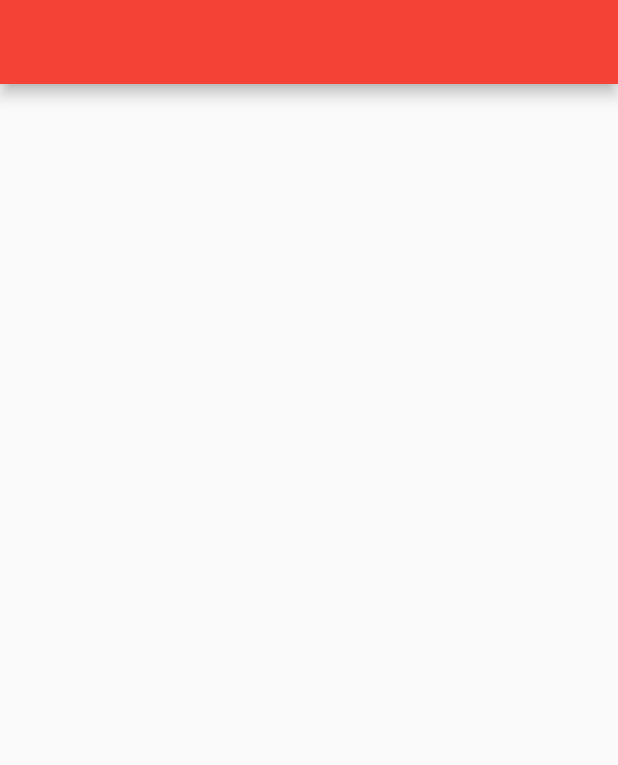
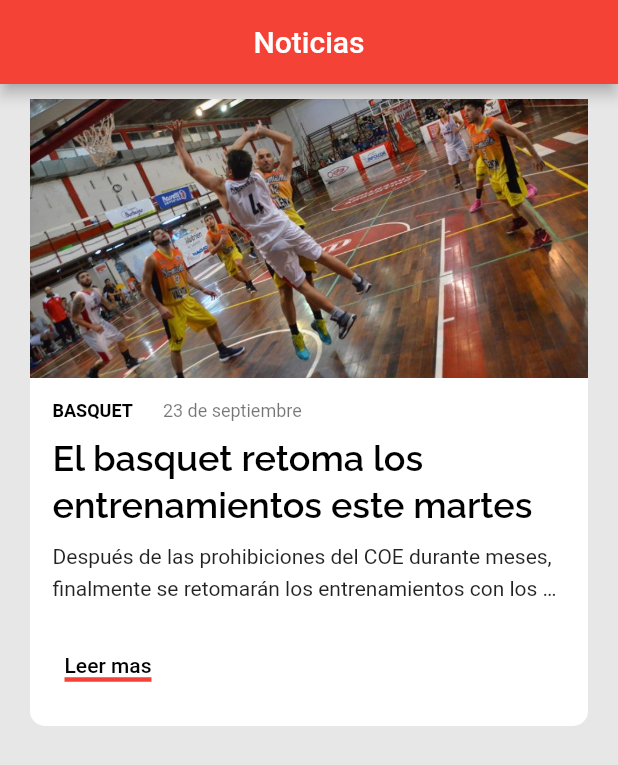
Before and after one commit to TomiHoltz/ClubApp, a Flutter app: the screen it shows after launch, on a phone screen of 412 x 824 dp. Shown: the top 765 px of the screen. Run offline on Flutter 3.47's test engine with Material 2 defaults, Android fonts, the phone set to English and light mode, and no system bars; our stand-ins replace splashscreen.

Commit message:
NewCard UI

```diff
--- /dev/null
+++ b/lib/News/model/New.dart
@@ -0,0 +1,5 @@
+class New {
+  final String date, title, description, image, section;
+
+  New({this.title, this.date, this.description, this.image, this.section});
+}
--- /dev/null
+++ b/lib/News/ui/screens/news_screen.dart
@@ -0,0 +1,38 @@
+import 'package:arg_msjz/News/model/New.dart';
+import 'package:arg_msjz/News/ui/widgets/new_card.dart';
+import 'package:arg_msjz/constants.dart';
+import 'package:flutter/material.dart';
+
+class NewsScreen extends StatelessWidget {
+  @override
+  Widget build(BuildContext context) {
+    return Scaffold(
+      appBar: AppBar(
+        centerTitle: true,
+        title: Text("Noticias"),
+      ),
+      body: Padding(
+        padding: const EdgeInsets.only(
+            left: kDefaultPadding,
+            right: kDefaultPadding),
+        child: Container(
+          child: SingleChildScrollView(
+            child: Column(
+              children: [
+                NewCard(
+                  newForThisCard: New(
+                    title: "El basquet retoma los entrenamientos este martes",
+                    image: "assets/basq.jpg",
+                    description: "Después de las prohibiciones del COE durante meses, finalmente se retomarán los entrenamientos con los siguientes protocolos.",
+                    date: "23 de septiembre",
+                    section: "Basquet"
+                  ),
+                ),
+              ],
+            ),
+          ),
+        ),
+      ),
+    );
+  }
+}
--- /dev/null
+++ b/lib/News/ui/widgets/new_card.dart
@@ -0,0 +1,95 @@
+import 'package:arg_msjz/News/model/New.dart';
+import 'package:flutter/material.dart';
+
+import '../../../constants.dart';
+
+class NewCard extends StatelessWidget {
+  final New newForThisCard;
+
+  NewCard({@required this.newForThisCard});
+
+  @override
+  Widget build(BuildContext context) {
+    return Padding(
+        padding: const EdgeInsets.only(
+            top: kDefaultPadding / 2, bottom: kDefaultPadding / 2),
+        child: Column(
+          children: [
+            //Image
+            AspectRatio(
+                aspectRatio: 2.0,
+                child: Image.asset(
+                  newForThisCard.image,
+                  fit: BoxFit.cover,
+                )),
+            //Post Information
+            Container(
+              padding: EdgeInsets.all(kDefaultPadding * 0.75),
+              decoration: BoxDecoration(
+                  color: Colors.white,
+                  borderRadius: BorderRadius.only(
+                      bottomLeft: Radius.circular(10.0),
+                      bottomRight: Radius.circular(10.0))),
+              child: Column(
+                crossAxisAlignment: CrossAxisAlignment.start,
+                children: [
+                  //Section and Date
+                  Row(
+                    crossAxisAlignment: CrossAxisAlignment.start,
+                    children: [
+                      Text(
+                        newForThisCard.section.toUpperCase(),
+                        style: TextStyle(
+                          color: kDarkBlackColor,
+                          fontSize: 12.0,
+                          fontWeight: FontWeight.bold,
+                        ),
+                      ),
+                      SizedBox(width: kDefaultPadding),
+                      Text(newForThisCard.date,
+                          style: Theme.of(context).textTheme.caption),
+                    ],
+                  ),
+                  //Title
+                  Padding(
+                    padding: const EdgeInsets.symmetric(vertical: 8.0),
+                    child: Text(
+                        newForThisCard.title,
+                        maxLines: 2,
+                        overflow: TextOverflow.ellipsis,
+                        style: TextStyle(
+                            fontSize: 24.0,
+                            color: kDarkBlackColor,
+                            fontFamily: 'Raleway',
+                            height: 1.3,
+                            fontWeight: FontWeight.w600)),
+                  ),
+                  //Description
+                  Text(
+                    newForThisCard.description,
+                    maxLines: 2,
+                    overflow: TextOverflow.ellipsis,
+                    style: TextStyle(height: 1.5),
+                  ),
+                  //Read more button
+                  SizedBox(height: kDefaultPadding),
+                  TextButton(
+                    child: Container(
+                      decoration: BoxDecoration(
+                          border: Border(
+                              bottom:
+                                  BorderSide(color: kPrimaryColor, width: 3))),
+                      child: Text(
+                        "Leer mas",
+                        style: TextStyle(color: kDarkBlackColor),
+                      ),
+                    ),
+                    onPressed: () {},
+                  )
+                ],
+              ),
+            ),
+          ],
+        ));
+  }
+}
--- a/lib/club_home.dart
+++ b/lib/club_home.dart
@@ -1,10 +1,11 @@
+import 'package:arg_msjz/News/ui/screens/news_screen.dart';
 import 'package:flutter/material.dart';
 
 class ClubHome extends StatelessWidget {
   @override
   Widget build(BuildContext context) {
     return Scaffold(
-      appBar: AppBar(),
+      body: NewsScreen(),
     );
   }
 }
--- a/lib/constants.dart
+++ b/lib/constants.dart
@@ -6,4 +6,6 @@ const clubShieldPhotoPath = "assets/arg.png";
 
 const kPrimaryColor = Colors.red;
 const kSecondaryColor = Colors.white;
-const kAccentColor = Colors.black;
+const kDarkBlackColor = Colors.black;
+
+const kDefaultPadding = 20.0;
--- a/lib/main.dart
+++ b/lib/main.dart
@@ -1,9 +1,16 @@
 import 'package:arg_msjz/constants.dart';
 import 'package:arg_msjz/splash_screen_page.dart';
 import 'package:flutter/material.dart';
+import 'package:flutter/services.dart';
+
+
 
 void main() {
-  runApp(MyApp());
+  WidgetsFlutterBinding.ensureInitialized();
+  SystemChrome.setPreferredOrientations([DeviceOrientation.portraitUp, DeviceOrientation.portraitDown])
+    .then((_) {
+      runApp(new MyApp());
+    });
 }
 
 class MyApp extends StatelessWidget {
@@ -11,10 +18,11 @@ class MyApp extends StatelessWidget {
   @override
   Widget build(BuildContext context) {
     return MaterialApp(
-      title: 'Flutter Demo',
+      debugShowCheckedModeBanner: false,
+      title: clubName,
       theme: ThemeData(
         primarySwatch: kPrimaryColor,
-        accentColor: kSecondaryColor
+        scaffoldBackgroundColor: Color(0xFFE7E7E7),
       ),
       home: SplashScreenPage(),
     );
--- /dev/null
+++ b/lib/responsive.dart
@@ -0,0 +1,46 @@
+import 'package:flutter/material.dart';
+
+class Responsive extends StatelessWidget {
+  final Widget mobile;
+  final Widget tablet;
+  final Widget desktop;
+
+  const Responsive({
+    Key key,
+    @required this.mobile,
+    @required this.tablet,
+    @required this.desktop,
+  }) : super(key: key);
+
+// This size work fine on my design, maybe you need some customization depends on your design
+
+  static bool isMobile(BuildContext context) =>
+      MediaQuery.of(context).size.width < 650;
+
+  static bool isTablet(BuildContext context) =>
+      MediaQuery.of(context).size.width < 900 &&
+      MediaQuery.of(context).size.width >= 650;
+
+  static bool isDesktop(BuildContext context) =>
+      MediaQuery.of(context).size.width >= 900;
+
+  @override
+  Widget build(BuildContext context) {
+    return LayoutBuilder(
+      // If our width is more than 900 then we consider it a desktop
+      builder: (context, constraints) {
+        if (constraints.maxWidth >= 900) {
+          return desktop;
+        }
+        // If width it less then 900 and more then 650 we consider it as tablet
+        else if (constraints.maxWidth >= 650) {
+          return tablet;
+        }
+        // Or less then that we called it mobile
+        else {
+          return mobile;
+        }
+      },
+    );
+  }
+}
--- a/lib/splash_screen_page.dart
+++ b/lib/splash_screen_page.dart
@@ -10,10 +10,10 @@ class SplashScreenPage extends StatelessWidget {
       seconds: 3,
       backgroundColor: kSecondaryColor,
       image: Image.asset('assets/arg.png'),
-      photoSize: 80,
+      photoSize: MediaQuery.of(context).size.height * 0.1,
       useLoader: true,
       loaderColor: kPrimaryColor,
-      loadingText: Text("By StartClub", style: TextStyle(color: kAccentColor, fontFamily: "Lato", fontWeight: FontWeight.bold)),
+      loadingText: Text("By StartClub", style: TextStyle(color: kSecondaryColor, fontFamily: "Lato", fontWeight: FontWeight.bold)),
       navigateAfterSeconds: ClubHome(),
     );
   }
```
Also changed, not shown: pubspec.yaml (+11 -1 lines), assets/basq.jpg (added), fonts/Raleway/Raleway-Bold.ttf (added), fonts/Raleway/Raleway-Medium.ttf (added), fonts/Raleway/Raleway-Regular.ttf (added), fonts/Raleway/Raleway-SemiBold.ttf (added).
